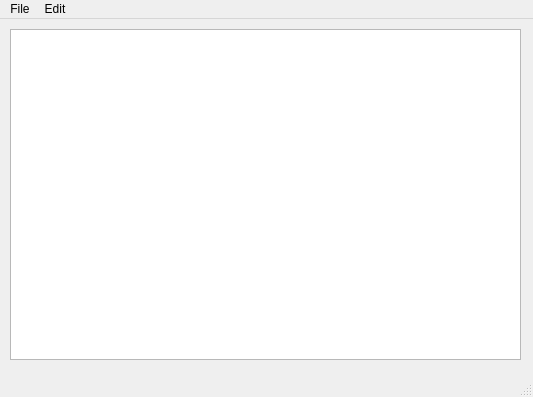
This is mainwindow.ui in djordjejanjic/YATE as Qt 5 draws it before an edit. The edited form follows.
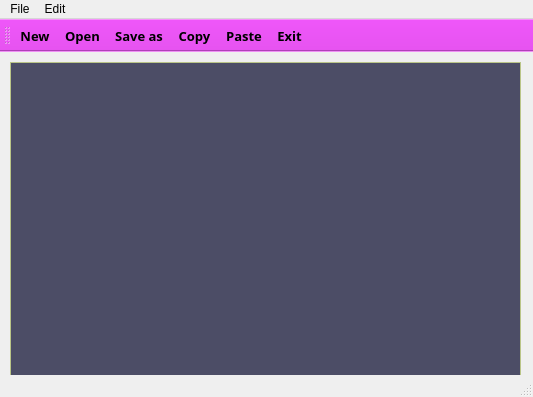
This is the edited form. Icons and pictures are not drawn.

Commit message: Adding new tabs and functionalities to the editor

Patch:
```diff
--- a/mainwindow.ui
+++ b/mainwindow.ui
@@ -25,7 +25,216 @@
     </property>
     <layout class="QVBoxLayout" name="verticalLayout_2">
      <item>
-      <widget class="QTextEdit" name="textEdit"/>
+      <widget class="QTextEdit" name="textEdit">
+       <property name="palette">
+        <palette>
+         <active>
+          <colorrole role="WindowText">
+           <brush brushstyle="SolidPattern">
+            <color alpha="255">
+             <red>0</red>
+             <green>0</green>
+             <blue>0</blue>
+            </color>
+           </brush>
+          </colorrole>
+          <colorrole role="Light">
+           <brush brushstyle="SolidPattern">
+            <color alpha="255">
+             <red>252</red>
+             <green>255</green>
+             <blue>228</blue>
+            </color>
+           </brush>
+          </colorrole>
+          <colorrole role="Text">
+           <brush brushstyle="SolidPattern">
+            <color alpha="255">
+             <red>249</red>
+             <green>233</green>
+             <blue>255</blue>
+            </color>
+           </brush>
+          </colorrole>
+          <colorrole role="Base">
+           <brush brushstyle="SolidPattern">
+            <color alpha="255">
+             <red>76</red>
+             <green>77</green>
+             <blue>102</blue>
+            </color>
+           </brush>
+          </colorrole>
+          <colorrole role="Window">
+           <brush brushstyle="SolidPattern">
+            <color alpha="255">
+             <red>241</red>
+             <green>255</green>
+             <blue>176</blue>
+            </color>
+           </brush>
+          </colorrole>
+          <colorrole role="AlternateBase">
+           <brush brushstyle="SolidPattern">
+            <color alpha="255">
+             <red>255</red>
+             <green>255</green>
+             <blue>0</blue>
+            </color>
+           </brush>
+          </colorrole>
+          <colorrole role="PlaceholderText">
+           <brush brushstyle="SolidPattern">
+            <color alpha="128">
+             <red>249</red>
+             <green>233</green>
+             <blue>255</blue>
+            </color>
+           </brush>
+          </colorrole>
+         </active>
+         <inactive>
+          <colorrole role="WindowText">
+           <brush brushstyle="SolidPattern">
+            <color alpha="255">
+             <red>0</red>
+             <green>0</green>
+             <blue>0</blue>
+            </color>
+           </brush>
+          </colorrole>
+          <colorrole role="Light">
+           <brush brushstyle="SolidPattern">
+            <color alpha="255">
+             <red>252</red>
+             <green>255</green>
+             <blue>228</blue>
+            </color>
+           </brush>
+          </colorrole>
+          <colorrole role="Text">
+           <brush brushstyle="SolidPattern">
+            <color alpha="255">
+             <red>249</red>
+             <green>233</green>
+             <blue>255</blue>
+            </color>
+           </brush>
+          </colorrole>
+          <colorrole role="Base">
+           <brush brushstyle="SolidPattern">
+            <color alpha="255">
+             <red>76</red>
+             <green>77</green>
+             <blue>102</blue>
+            </color>
+           </brush>
+          </colorrole>
+          <colorrole role="Window">
+           <brush brushstyle="SolidPattern">
+            <color alpha="255">
+             <red>241</red>
+             <green>255</green>
+             <blue>176</blue>
+            </color>
+           </brush>
+          </colorrole>
+          <colorrole role="AlternateBase">
+           <brush brushstyle="SolidPattern">
+            <color alpha="255">
+             <red>255</red>
+             <green>255</green>
+             <blue>0</blue>
+            </color>
+           </brush>
+          </colorrole>
+          <colorrole role="PlaceholderText">
+           <brush brushstyle="SolidPattern">
+            <color alpha="128">
+             <red>249</red>
+             <green>233</green>
+             <blue>255</blue>
+            </color>
+           </brush>
+          </colorrole>
+         </inactive>
+         <disabled>
+          <colorrole role="WindowText">
+           <brush brushstyle="SolidPattern">
+            <color alpha="255">
+             <red>120</red>
+             <green>120</green>
+             <blue>120</blue>
+            </color>
+           </brush>
+          </colorrole>
+          <colorrole role="Light">
+           <brush brushstyle="SolidPattern">
+            <color alpha="255">
+             <red>252</red>
+             <green>255</green>
+             <blue>228</blue>
+            </color>
+           </brush>
+          </colorrole>
+          <colorrole role="Text">
+           <brush brushstyle="SolidPattern">
+            <color alpha="255">
+             <red>120</red>
+             <green>120</green>
+             <blue>120</blue>
+            </color>
+           </brush>
+          </colorrole>
+          <colorrole role="Base">
+           <brush brushstyle="SolidPattern">
+            <color alpha="255">
+             <red>241</red>
+             <green>255</green>
+             <blue>176</blue>
+            </color>
+           </brush>
+          </colorrole>
+          <colorrole role="Window">
+           <brush brushstyle="SolidPattern">
+            <color alpha="255">
+             <red>241</red>
+             <green>255</green>
+             <blue>176</blue>
+            </color>
+           </brush>
+          </colorrole>
+          <colorrole role="AlternateBase">
+           <brush brushstyle="SolidPattern">
+            <color alpha="255">
+             <red>255</red>
+             <green>255</green>
+             <blue>0</blue>
+            </color>
+           </brush>
+          </colorrole>
+          <colorrole role="PlaceholderText">
+           <brush brushstyle="SolidPattern">
+            <color alpha="128">
+             <red>0</red>
+             <green>0</green>
+             <blue>0</blue>
+            </color>
+           </brush>
+          </colorrole>
+         </disabled>
+        </palette>
+       </property>
+       <property name="font">
+        <font>
+         <family>Source Code Pro</family>
+         <pointsize>14</pointsize>
+        </font>
+       </property>
+       <property name="autoFillBackground">
+        <bool>false</bool>
+       </property>
+      </widget>
      </item>
     </layout>
    </widget>
@@ -63,6 +272,95 @@
    <addaction name="menuEdit"/>
   </widget>
   <widget class="QStatusBar" name="statusbar"/>
+  <widget class="QToolBar" name="toolBar">
+   <property name="palette">
+    <palette>
+     <active>
+      <colorrole role="Base">
+       <brush brushstyle="SolidPattern">
+        <color alpha="255">
+         <red>255</red>
+         <green>255</green>
+         <blue>255</blue>
+        </color>
+       </brush>
+      </colorrole>
+      <colorrole role="Window">
+       <brush brushstyle="SolidPattern">
+        <color alpha="255">
+         <red>230</red>
+         <green>83</green>
+         <blue>240</blue>
+        </color>
+       </brush>
+      </colorrole>
+     </active>
+     <inactive>
+      <colorrole role="Base">
+       <brush brushstyle="SolidPattern">
+        <color alpha="255">
+         <red>255</red>
+         <green>255</green>
+         <blue>255</blue>
+        </color>
+       </brush>
+      </colorrole>
+      <colorrole role="Window">
+       <brush brushstyle="SolidPattern">
+        <color alpha="255">
+         <red>230</red>
+         <green>83</green>
+         <blue>240</blue>
+        </color>
+       </brush>
+      </colorrole>
+     </inactive>
+     <disabled>
+      <colorrole role="Base">
+       <brush brushstyle="SolidPattern">
+        <color alpha="255">
+         <red>230</red>
+         <green>83</green>
+         <blue>240</blue>
+        </color>
+       </brush>
+      </colorrole>
+      <colorrole role="Window">
+       <brush brushstyle="SolidPattern">
+        <color alpha="255">
+         <red>230</red>
+         <green>83</green>
+         <blue>240</blue>
+        </color>
+       </brush>
+      </colorrole>
+     </disabled>
+    </palette>
+   </property>
+   <property name="font">
+    <font>
+     <family>Source Code Pro</family>
+     <pointsize>10</pointsize>
+     <weight>75</weight>
+     <bold>true</bold>
+    </font>
+   </property>
+   <property name="windowTitle">
+    <string>toolBar</string>
+   </property>
+   <attribute name="toolBarArea">
+    <enum>TopToolBarArea</enum>
+   </attribute>
+   <attribute name="toolBarBreak">
+    <bool>false</bool>
+   </attribute>
+   <addaction name="actionNew"/>
+   <addaction name="actionOpen"/>
+   <addaction name="actionSave_as"/>
+   <addaction name="actionCopy"/>
+   <addaction name="actionPaste"/>
+   <addaction name="actionExit"/>
+  </widget>
   <action name="actionNew">
    <property name="icon">
     <iconset resource="Resources.qrc">
@@ -71,6 +369,12 @@
    <property name="text">
     <string>New</string>
    </property>
+   <property name="font">
+    <font>
+     <weight>75</weight>
+     <bold>true</bold>
+    </font>
+   </property>
   </action>
   <action name="actionOpen">
    <property name="text">
```
Left out of the diff: 31 changed lines with no effect on the pictures. The commit also changes 6 other files.
